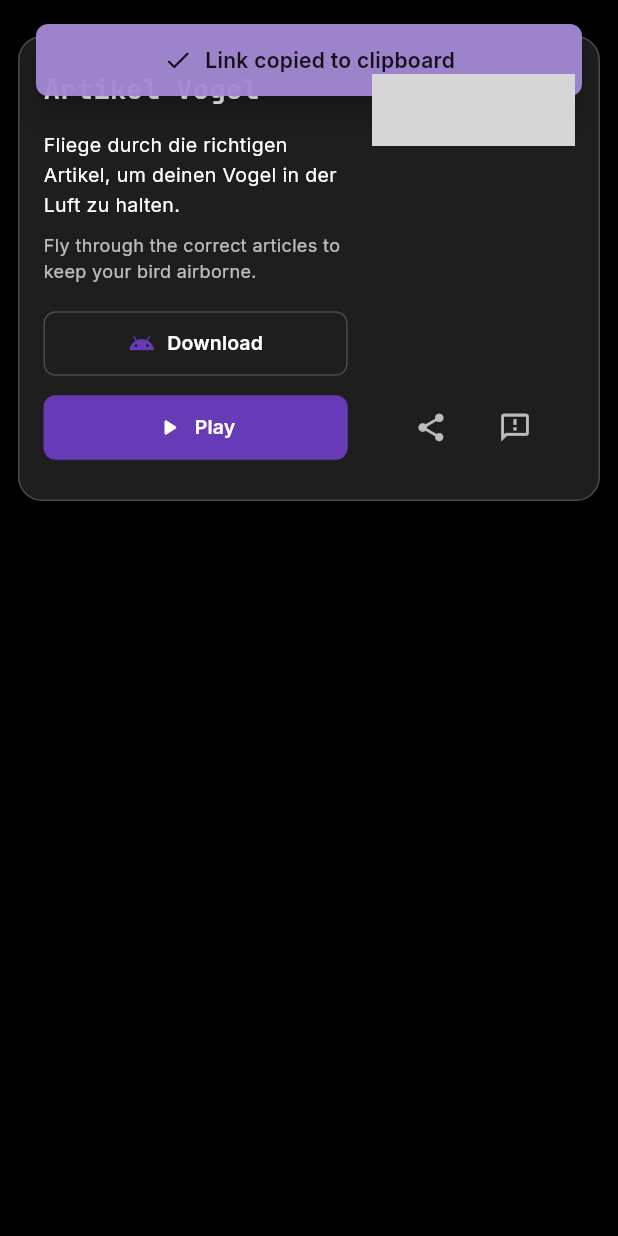
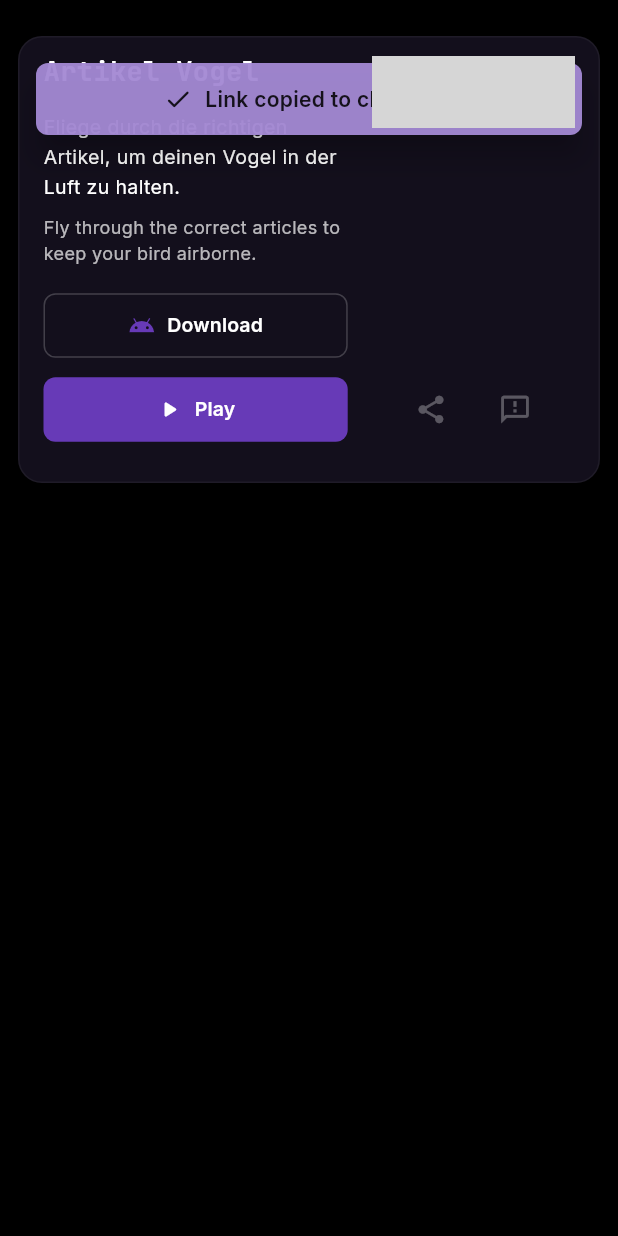
Before and after one commit to 3llips3s/3llips3s.github.io, a Flutter app: the ProjectCard widget shown alone on an empty page, opened directly with sample values from the repository, after a tap on the "share" icon, on a phone screen of 412 x 824 dp. Run offline on Flutter 3.47's test engine with Material 3 defaults, Android fonts, the phone set to English and light mode, and no system bars; our stand-ins replace flutter_animate, flutter_dotenv, google_fonts, web; missing offline and left inert: dart:js_interop, dart:ui_web; grey boxes are pictures that could not be loaded.

Commit message:
feat(registry): finalize project card optical padding and mute secondary attention buttons

```diff
--- a/lib/config/app_colors.dart
+++ b/lib/config/app_colors.dart
@@ -21,10 +21,11 @@ abstract final class AppColors {
   // ── Dark Theme ─────────────────────────────────────────────────
   static const Color darkScaffold = Color(0xFF000000);
   static const Color darkSurface = Color(0xFF121212);
-  static const Color darkCard = Color(0xFF1E1E1E);
+  static const Color darkCard = Color(0xFF130F1C);
   static const Color darkTextPrimary = Color(0xFFFFFFFF);
   static const Color darkTextSecondary = Color(0xB3FFFFFF); // 70% white
-  static const Color darkDivider = Color(0x33FFFFFF); // 20% white
+  static const Color darkDivider = Color(0x0DFFFFFF); // 5% white (Ghost Cards)
+  static const Color darkDividerStrong = Color(0x33FFFFFF); // 20% white (Buttons)
 
   // ── Light Theme ────────────────────────────────────────────────
   static const Color lightScaffold = Color(0xFFFFFFFF);
@@ -32,7 +33,8 @@ abstract final class AppColors {
   static const Color lightCard = Color(0xFFFFFFFF);
   static const Color lightTextPrimary = Color(0xFF000000);
   static const Color lightTextSecondary = Color(0xB3000000); // 70% black
-  static const Color lightDivider = Color(0x33000000); // 20% black
+  static const Color lightDivider = Color(0x1A000000); // 10% black
+  static const Color lightDividerStrong = Color(0x33000000); // 20% black
 
   // ── Functional ─────────────────────────────────────────────────
   static const Color glowBorder = primary; // Used on engine room hover
--- a/lib/utils/share_helper.dart
+++ b/lib/utils/share_helper.dart
@@ -53,9 +53,13 @@ abstract final class ShareHelper {
     ScaffoldMessenger.of(context).clearSnackBars();
 
     // A washed-out purple that guarantees black text is highly readable, even in dark mode
-    final Color washedPurple = Color.lerp(AppColors.primary, Colors.white, 0.4)!;
+    final Color washedPurple =
+        Color.lerp(AppColors.primary, Colors.white, 0.4)!;
 
-    final color = success ? washedPurple.withValues(alpha: 0.95) : Colors.redAccent.shade200;
+    final color =
+        success
+            ? washedPurple.withValues(alpha: 0.95)
+            : Colors.redAccent.shade200;
     final icon = success ? Icons.check_rounded : Icons.error_outline_rounded;
     final text =
         success
@@ -63,7 +67,7 @@ abstract final class ShareHelper {
             : 'Unable to share on current network';
 
     // Calculate margin to push the snackbar precisely to the top of the screen
-    final topMargin = MediaQuery.sizeOf(context).height - 64;
+    final topMargin = MediaQuery.sizeOf(context).height - 90;
 
     ScaffoldMessenger.of(context).showSnackBar(
       SnackBar(
--- a/lib/widgets/registry/project_card.dart
+++ b/lib/widgets/registry/project_card.dart
@@ -52,15 +52,19 @@ class ProjectCard extends StatelessWidget {
       child: ClipRRect(
         borderRadius: BorderRadius.circular(16),
         child: Padding(
-          // Master padding ensures symmetric flush alignment for both columns
-          padding: EdgeInsets.symmetric(
-            vertical: isMobile ? 24 : 32,
-            horizontal: isMobile ? 16 : 32,
+          // Master padding explicitly offset (top reduced) because Flutter's internal
+          // typographic line-height math forces visual top-heaviness when mathematically symmetric.
+          padding: EdgeInsets.only(
+            top: isMobile ? 12 : 24, // Optically equal to left/right
+            bottom: isMobile ? 24 : 32, // Physical mathematical bound
+            left: isMobile ? 16 : 32, // Standard lateral bound
+            right: isMobile ? 16 : 32, // Standard lateral bound
           ),
           child: IntrinsicHeight(
             child: Row(
               crossAxisAlignment: CrossAxisAlignment.stretch,
-              children: imageOnLeft
+              children:
+                  imageOnLeft
                       ? [
                         imageCol,
                         SizedBox(width: isMobile ? 16 : 32), // Direct gap
@@ -89,7 +93,8 @@ class ProjectCard extends StatelessWidget {
           child: Image.asset(
             project.screenshotPath,
             fit: BoxFit.contain,
-            errorBuilder: (_, __, ___) => Center(
+            errorBuilder:
+                (_, __, ___) => Center(
                   child: Icon(
                     Icons.image_outlined,
                     color: AppColors.darkTextSecondary,
@@ -150,7 +155,8 @@ class ProjectCard extends StatelessWidget {
                 style: GoogleFonts.inter(
                   fontSize: isMobile ? 12 : 13,
                   fontWeight: FontWeight.w400,
-                  color: isDark
+                  color:
+                      isDark
                           ? AppColors.darkTextSecondary
                           : AppColors.lightTextSecondary,
                   height: 1.4,
@@ -225,13 +231,16 @@ class ProjectCard extends StatelessWidget {
 
   // ── Secondary: Share + Feedback — centered below image ──────────────
   Widget _secondaryActions(BuildContext context, Color textSecondary) {
+    // Mute the icons heavily so the eye ignores them until explicitly sought out
+    final mutedColor = textSecondary.withValues(alpha: 0.3);
+
     return Row(
       mainAxisAlignment: MainAxisAlignment.center,
       children: [
         _iconButton(
           icon: Icons.share_rounded,
           tooltip: 'Share',
-          color: textSecondary,
+          color: mutedColor,
           onPressed:
               () => ShareHelper.share(
                 context, // Pass context for the fallback snackbar
@@ -246,7 +255,7 @@ class ProjectCard extends StatelessWidget {
         _iconButton(
           icon: Icons.feedback_outlined,
           tooltip: 'Feedback',
-          color: textSecondary,
+          color: mutedColor,
           onPressed: () {},
         ),
       ],
@@ -276,7 +285,10 @@ class ProjectCard extends StatelessWidget {
             )
             : OutlinedButton.styleFrom(
               side: BorderSide(
-                color: isDark ? AppColors.darkDivider : AppColors.lightDivider,
+                color:
+                    isDark
+                        ? AppColors.darkDividerStrong
+                        : AppColors.lightDividerStrong,
               ),
               padding: padding,
               shape: RoundedRectangleBorder(
```
Lines whose indentation alone changed are shown as unchanged.
